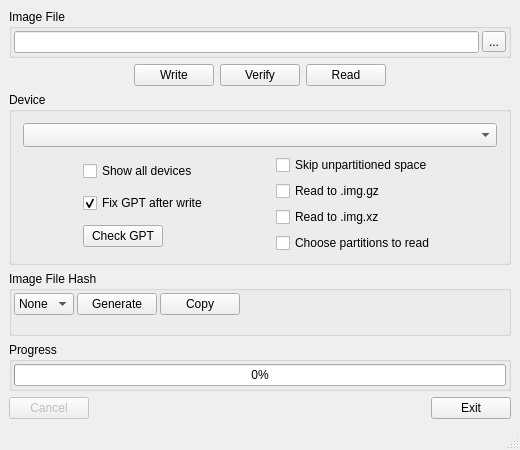
Qt form src/mainwindow.ui (peacepenguin/windiskimager) before a commit.
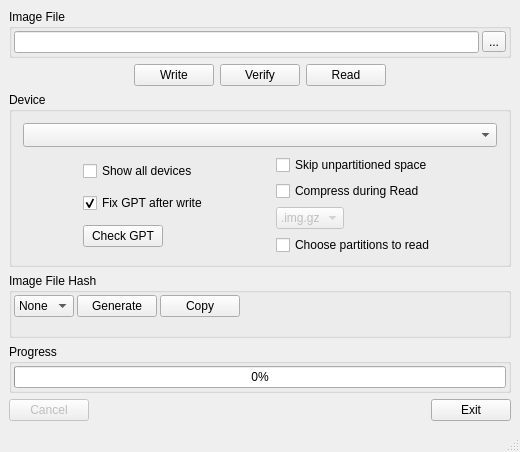
The same form after that commit. Icons and pictures are not drawn. Custom widgets are drawn as their Qt base class.

The edit to the form file:
```diff
--- a/src/mainwindow.ui
+++ b/src/mainwindow.ui
@@ -288,7 +288,7 @@
          </sizepolicy>
         </property>
         <property name="text">
-         <string>Read to .img.gz</string>
+         <string>Compress during Read</string>
         </property>
         <property name="toolTip">
          <string>Compress the Image Read from the Device with gz</string>
@@ -296,19 +296,32 @@
        </widget>
           </item>
           <item>
-       <widget class="QCheckBox" name="readXzCheckBox">
+       <widget class="QComboBox" name="compressFormatComboBox">
+        <property name="enabled">
+         <bool>false</bool>
+        </property>
         <property name="sizePolicy">
          <sizepolicy hsizetype="Fixed" vsizetype="Fixed">
           <horstretch>0</horstretch>
           <verstretch>0</verstretch>
          </sizepolicy>
         </property>
-        <property name="text">
-         <string>Read to .img.xz</string>
+        <property name="sizeAdjustPolicy">
+         <enum>QComboBox::AdjustToContents</enum>
         </property>
         <property name="toolTip">
          <string>Compress the Image Read from the Device with xz</string>
         </property>
+        <item>
+         <property name="text">
+          <string notr="true">.img.gz</string>
+         </property>
+        </item>
+        <item>
+         <property name="text">
+          <string notr="true">.img.xz</string>
+         </property>
+        </item>
        </widget>
           </item>
           <item>
```
Left out of the diff: 6 changed lines with no effect on the pictures.
